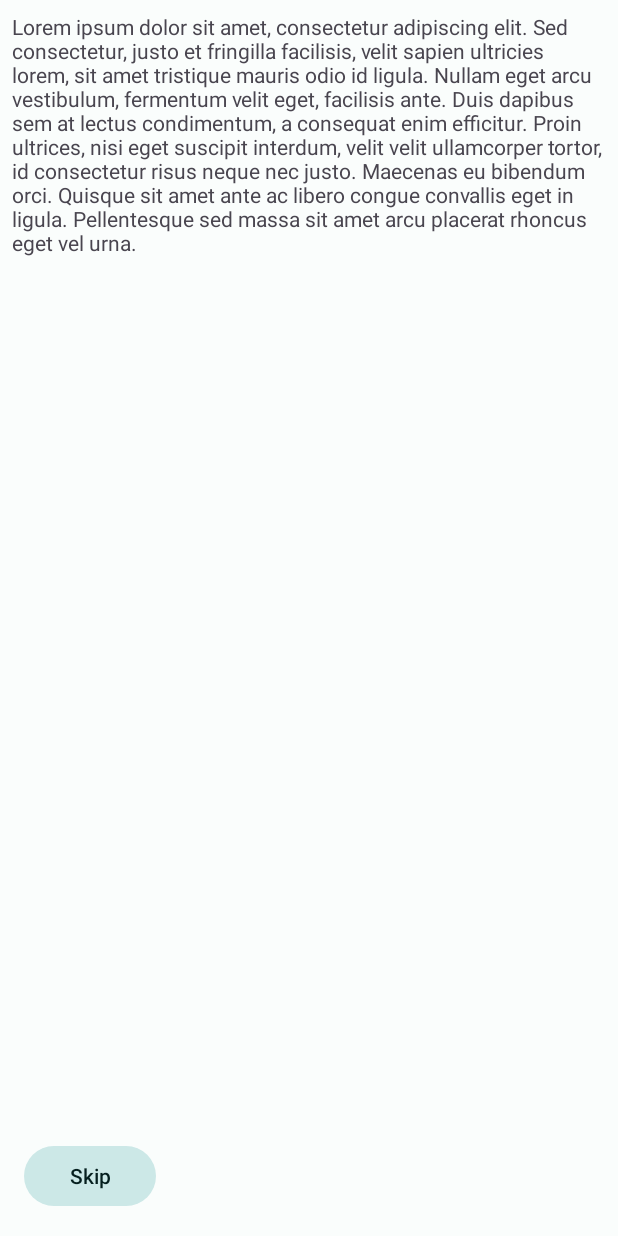
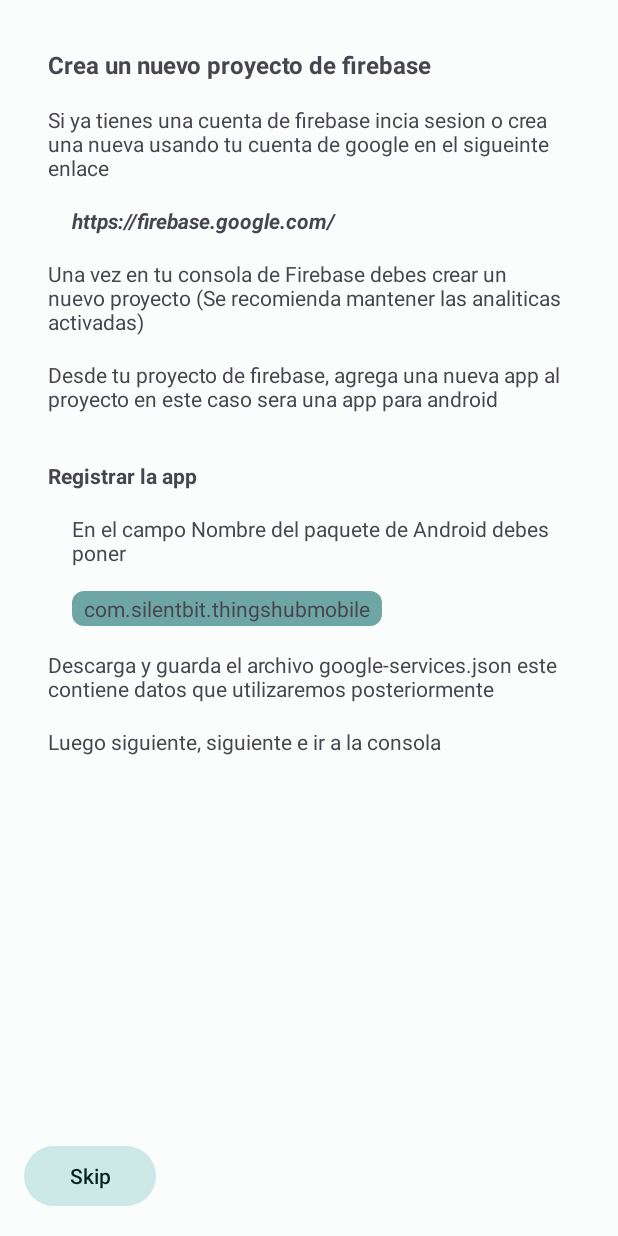
Before and after one commit to Mixdor/ThingsHub-Mobile, an Android app: the InitFirebaseInstructions screen opened directly, with no data from a screen before it, on a phone screen of 412 x 824 dp. Run offline under Robolectric (Android 15) with nearby library versions, the phone set to English and light mode, and no system bars; our stand-ins replace Dagger/Hilt's generated code.

Commit message:
Add init instructions

```diff
--- a/app/src/main/java/com/silentbit/thingshubmobile/support/UiSupport.kt
+++ b/app/src/main/java/com/silentbit/thingshubmobile/support/UiSupport.kt
@@ -6,8 +6,8 @@ import javax.inject.Inject
 
 class UiSupport @Inject constructor(){
 
-    fun showErrorAlertDialog(acticity:Activity, title: String, message: String) {
-        MaterialAlertDialogBuilder(acticity)
+    fun showErrorAlertDialog(activity:Activity, title: String, message: String) {
+        MaterialAlertDialogBuilder(activity)
             .setTitle(title)
             .setMessage(message)
             .setPositiveButton("OK") { dialog, _ ->
--- a/app/src/main/java/com/silentbit/thingshubmobile/ui/adapters/InstructionsPagerAdapter.kt
+++ b/app/src/main/java/com/silentbit/thingshubmobile/ui/adapters/InstructionsPagerAdapter.kt
@@ -3,7 +3,8 @@ package com.silentbit.thingshubmobile.ui.adapters
 import androidx.fragment.app.Fragment
 import androidx.fragment.app.FragmentActivity
 import androidx.viewpager2.adapter.FragmentStateAdapter
-import com.silentbit.thingshubmobile.ui.view.SliderFirebaseInstructions
+import com.silentbit.thingshubmobile.ui.view.instructions.SliderFirebaseInst1
+import com.silentbit.thingshubmobile.ui.view.instructions.SliderFirebaseInst2
 
 private const val NUM_PAGES = 2
 
@@ -13,7 +14,14 @@ class InstructionsPagerAdapter(fa: FragmentActivity) : FragmentStateAdapter(fa)
     }
 
     override fun createFragment(position: Int): Fragment {
-        return SliderFirebaseInstructions()
+
+        return if(position==0){
+            SliderFirebaseInst1()
+        }
+        else{
+            SliderFirebaseInst2()
+        }
+
     }
 
 }
--- a/app/src/main/java/com/silentbit/thingshubmobile/ui/view/SliderFirebaseInstructions.kt
+++ b/app/src/main/java/com/silentbit/thingshubmobile/ui/view/instructions/SliderFirebaseInst1.kt
@@ -1,24 +1,24 @@
-package com.silentbit.thingshubmobile.ui.view
+package com.silentbit.thingshubmobile.ui.view.instructions
 
 import android.os.Bundle
 import android.view.LayoutInflater
 import android.view.View
 import android.view.ViewGroup
 import androidx.fragment.app.Fragment
-import com.silentbit.thingshubmobile.databinding.SliderFirebaseInstructionsBinding
+import com.silentbit.thingshubmobile.databinding.SliderFirebaseInst1Binding
 import dagger.hilt.android.AndroidEntryPoint
 
 @AndroidEntryPoint
-class SliderFirebaseInstructions : Fragment() {
+class SliderFirebaseInst1 : Fragment() {
 
-    private var _binding : SliderFirebaseInstructionsBinding? = null
+    private var _binding : SliderFirebaseInst1Binding? = null
     private val binding get() = _binding!!
 
     override fun onCreateView(
         inflater: LayoutInflater, container: ViewGroup?,
         savedInstanceState: Bundle?
     ): View {
-        _binding = SliderFirebaseInstructionsBinding.inflate(layoutInflater, container,false)
+        _binding = SliderFirebaseInst1Binding.inflate(layoutInflater, container,false)
         return binding.root
     }
 
--- /dev/null
+++ b/app/src/main/res/drawable/round_text_view.xml
@@ -0,0 +1,16 @@
+<?xml version="1.0" encoding="utf-8"?>
+<shape xmlns:android="http://schemas.android.com/apk/res/android">
+        <!--<stroke
+        android:width="1dp"
+        android:color="?attr/colorPrimary" />-->
+
+    <solid android:color="?attr/colorPrimary" />
+
+    <padding
+        android:left="1dp"
+        android:right="1dp"
+        android:bottom="1dp"
+        android:top="1dp" />
+
+    <corners android:radius="8dp" />
+</shape>
--- a/app/src/main/res/layout/init_firebase_instructions.xml
+++ b/app/src/main/res/layout/init_firebase_instructions.xml
@@ -11,12 +11,12 @@
     <androidx.viewpager2.widget.ViewPager2
         android:id="@+id/pager2"
         android:layout_width="match_parent"
-        android:layout_height="match_parent"
-        android:layout_marginStart="8dp"
-        android:layout_marginTop="8dp"
-        android:layout_marginEnd="8dp"
-        android:layout_marginBottom="8dp"
-        app:layout_constraintBottom_toBottomOf="parent"
+        android:layout_height="0dp"
+        android:layout_marginStart="16dp"
+        android:layout_marginTop="16dp"
+        android:layout_marginEnd="16dp"
+        android:layout_marginBottom="16dp"
+        app:layout_constraintBottom_toTopOf="@+id/firebaseSkip"
         app:layout_constraintEnd_toEndOf="parent"
         app:layout_constraintStart_toStartOf="parent"
         app:layout_constraintTop_toTopOf="parent" />
--- /dev/null
+++ b/app/src/main/res/layout/slider_firebase_inst1.xml
@@ -0,0 +1,128 @@
+<?xml version="1.0" encoding="utf-8"?>
+<androidx.constraintlayout.widget.ConstraintLayout xmlns:android="http://schemas.android.com/apk/res/android"
+    xmlns:app="http://schemas.android.com/apk/res-auto"
+    xmlns:tools="http://schemas.android.com/tools"
+    android:layout_width="match_parent"
+    android:layout_height="match_parent"
+    tools:context=".ui.view.instructions.SliderFirebaseInst1">
+
+
+    <TextView
+        android:id="@+id/textView3"
+        android:layout_width="0dp"
+        android:layout_height="wrap_content"
+        android:layout_marginStart="16dp"
+        android:layout_marginTop="16dp"
+        android:layout_marginEnd="16dp"
+        android:text="Crea un nuevo proyecto de firebase"
+        android:textSize="16sp"
+        android:textStyle="bold"
+        app:layout_constraintEnd_toEndOf="parent"
+        app:layout_constraintStart_toStartOf="parent"
+        app:layout_constraintTop_toTopOf="parent" />
+
+    <TextView
+        android:id="@+id/textView10"
+        android:layout_width="0dp"
+        android:layout_height="wrap_content"
+        android:layout_marginStart="16dp"
+        android:layout_marginTop="16dp"
+        android:layout_marginEnd="16dp"
+        android:text="Si ya tienes una cuenta de firebase incia sesion o crea una nueva usando tu cuenta de google en el sigueinte enlace"
+        app:layout_constraintEnd_toEndOf="parent"
+        app:layout_constraintStart_toStartOf="parent"
+        app:layout_constraintTop_toBottomOf="@+id/textView3" />
+
+    <TextView
+        android:id="@+id/textView12"
+        android:layout_width="wrap_content"
+        android:layout_height="wrap_content"
+        android:layout_marginStart="32dp"
+        android:layout_marginTop="16dp"
+        android:text="https://firebase.google.com/"
+        android:textStyle="bold|italic"
+        app:layout_constraintStart_toStartOf="parent"
+        app:layout_constraintTop_toBottomOf="@+id/textView10" />
+
+    <TextView
+        android:id="@+id/textView13"
+        android:layout_width="0dp"
+        android:layout_height="wrap_content"
+        android:layout_marginStart="16dp"
+        android:layout_marginTop="16dp"
+        android:layout_marginEnd="16dp"
+        android:text="Una vez en tu consola de Firebase debes crear un nuevo proyecto (Se recomienda mantener las analiticas activadas)"
+        app:layout_constraintEnd_toEndOf="parent"
+        app:layout_constraintStart_toStartOf="parent"
+        app:layout_constraintTop_toBottomOf="@+id/textView12" />
+
+    <TextView
+        android:id="@+id/textView14"
+        android:layout_width="0dp"
+        android:layout_height="wrap_content"
+        android:layout_marginStart="16dp"
+        android:layout_marginTop="16dp"
+        android:layout_marginEnd="16dp"
+        android:text="Desde tu proyecto de firebase, agrega una nueva app al proyecto en este caso sera una app para android"
+        app:layout_constraintEnd_toEndOf="parent"
+        app:layout_constraintStart_toStartOf="parent"
+        app:layout_constraintTop_toBottomOf="@+id/textView13" />
+
+    <TextView
+        android:id="@+id/textView15"
+        android:layout_width="wrap_content"
+        android:layout_height="wrap_content"
+        android:layout_marginStart="16dp"
+        android:layout_marginTop="32dp"
+        android:text="Registrar la app"
+        android:textStyle="bold"
+        app:layout_constraintStart_toStartOf="parent"
+        app:layout_constraintTop_toBottomOf="@+id/textView14" />
+
+    <TextView
+        android:id="@+id/textView16"
+        android:layout_width="0dp"
+        android:layout_height="wrap_content"
+        android:layout_marginStart="32dp"
+        android:layout_marginTop="16dp"
+        android:layout_marginEnd="16dp"
+        android:text="En el campo Nombre del paquete de Android debes poner"
+        app:layout_constraintEnd_toEndOf="parent"
+        app:layout_constraintStart_toStartOf="parent"
+        app:layout_constraintTop_toBottomOf="@+id/textView15" />
+
+    <TextView
+        android:id="@+id/textView17"
+        android:layout_width="wrap_content"
+        android:layout_height="wrap_content"
+        android:layout_marginStart="32dp"
+        android:layout_marginTop="16dp"
+        android:background="@drawable/round_text_view"
+        android:paddingHorizontal="8dp"
+        android:paddingVertical="2dp"
+        android:text="com.silentbit.thingshubmobile"
+        app:layout_constraintStart_toStartOf="parent"
+        app:layout_constraintTop_toBottomOf="@+id/textView16" />
+
+    <TextView
+        android:id="@+id/textView18"
+        android:layout_width="0dp"
+        android:layout_height="wrap_content"
+        android:layout_marginStart="16dp"
+        android:layout_marginTop="16dp"
+        android:layout_marginEnd="16dp"
+        android:text="Descarga y guarda el archivo google-services.json este contiene datos que utilizaremos posteriormente"
+        app:layout_constraintEnd_toEndOf="parent"
+        app:layout_constraintStart_toStartOf="parent"
+        app:layout_constraintTop_toBottomOf="@+id/textView17" />
+
+    <TextView
+        android:id="@+id/textView19"
+        android:layout_width="wrap_content"
+        android:layout_height="wrap_content"
+        android:layout_marginStart="16dp"
+        android:layout_marginTop="16dp"
+        android:text="Luego siguiente, siguiente e ir a la consola"
+        app:layout_constraintStart_toStartOf="parent"
+        app:layout_constraintTop_toBottomOf="@+id/textView18" />
+</androidx.constraintlayout.widget.ConstraintLayout>
--- a/app/src/main/res/layout/slider_firebase_instructions.xml
+++ /dev/null
@@ -1,14 +0,0 @@
-<?xml version="1.0" encoding="utf-8"?>
-<FrameLayout xmlns:android="http://schemas.android.com/apk/res/android"
-    xmlns:tools="http://schemas.android.com/tools"
-    android:layout_width="match_parent"
-    android:layout_height="match_parent"
-    tools:context=".ui.view.SliderFirebaseInstructions">
-
-    <!-- TODO: Update blank fragment layout -->
-    <TextView
-        android:layout_width="match_parent"
-        android:layout_height="match_parent"
-        android:text="@string/lorem_ipsum" />
-
-</FrameLayout>
--- a/app/src/main/res/values-night/themes.xml
+++ b/app/src/main/res/values-night/themes.xml
@@ -2,7 +2,7 @@
     <!-- Base application theme. -->
     <style name="Theme.ThingsHubMobile" parent="Theme.Material3.Dark.NoActionBar">
         <item name="android:statusBarColor">@color/md_theme_dark_onPrimary</item>
-        <item name="colorPrimary">@color/md_theme_dark_primary</item>
+        <item name="colorPrimary">#365E5E</item>
         <item name="colorOnPrimary">@color/md_theme_dark_onPrimary</item>
         <item name="colorPrimaryContainer">@color/md_theme_dark_primaryContainer</item>
         <item name="colorOnPrimaryContainer">@color/md_theme_dark_onPrimaryContainer</item>
--- a/app/src/main/res/values/themes.xml
+++ b/app/src/main/res/values/themes.xml
@@ -2,7 +2,7 @@
     <!-- Base application theme. -->
     <style name="Theme.ThingsHubMobile" parent="Theme.Material3.Light.NoActionBar">
         <item name="android:statusBarColor">@color/md_theme_dark_onPrimary</item>
-        <item name="colorPrimary">@color/md_theme_light_primary</item>
+        <item name="colorPrimary">#6EA5A5</item>
         <item name="colorOnPrimary">@color/md_theme_light_onPrimary</item>
         <item name="colorPrimaryContainer">@color/md_theme_light_primaryContainer</item>
         <item name="colorOnPrimaryContainer">@color/md_theme_light_onPrimaryContainer</item>
```
Also changed, not shown: app/src/main/java/com/silentbit/thingshubmobile/data/FirebaseAdmin.kt (+8 -2 lines), app/src/main/java/com/silentbit/thingshubmobile/ui/view/InitFirebaseCredentials.kt (+52 -23 lines), app/src/main/java/com/silentbit/thingshubmobile/ui/view/InitFirebaseInstructions.kt (+8 -10 lines), app/src/main/java/com/silentbit/thingshubmobile/ui/view/instructions/SliderFirebaseInst2.kt (added, +23 -0 lines), app/src/main/res/layout/slider_firebase_inst2.xml (added, +91 -0 lines).
